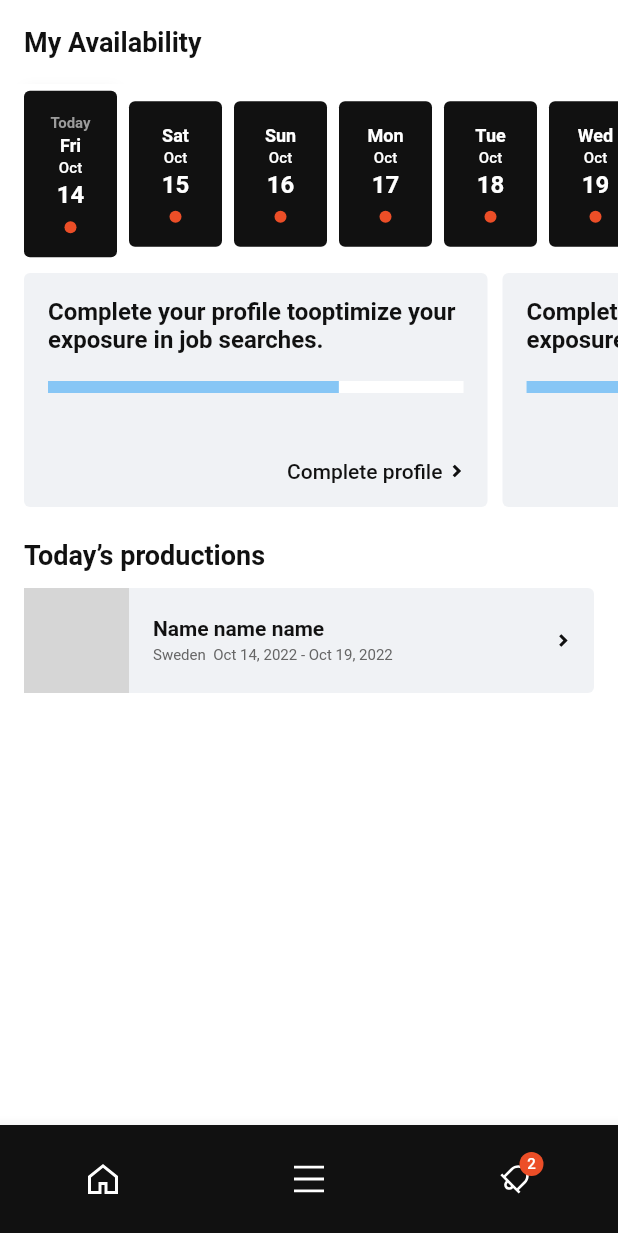
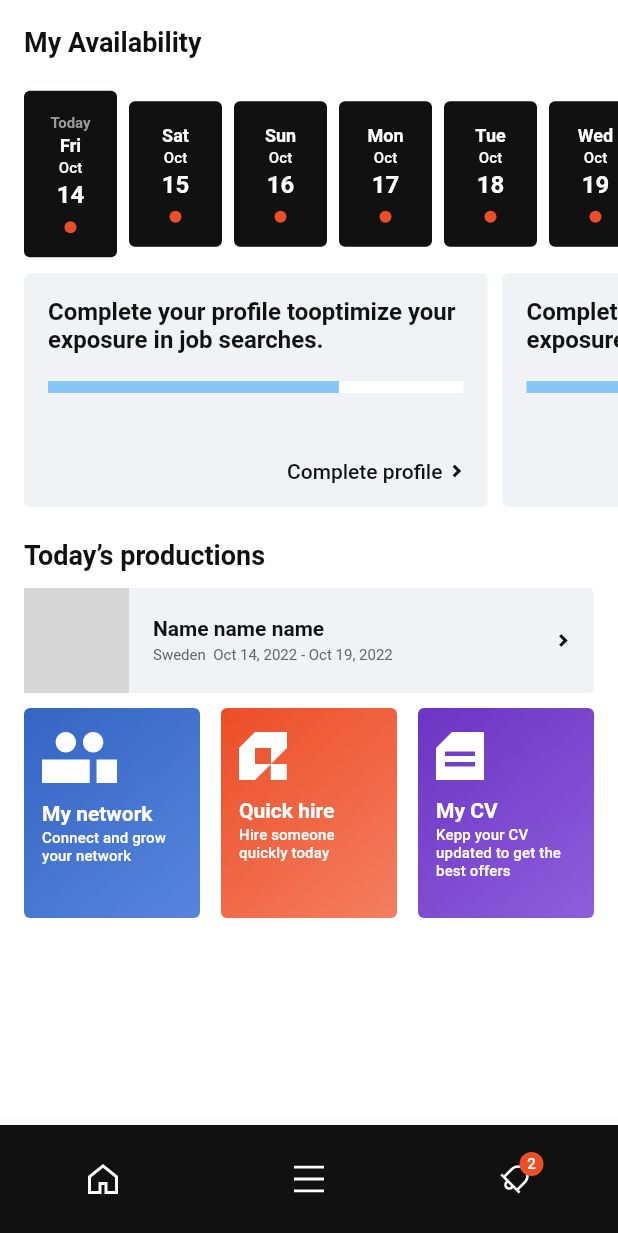
Before and after one commit to zatovagul/qyre_test_app, a Flutter app: the screen it shows after launch, on a phone screen of 412 x 824 dp. Shown: the top 1233 px of the screen. Run offline on Flutter 3.47's test engine with Material 2 defaults, Android fonts, the phone set to English and light mode, and no system bars; our stand-ins replace auto_route, equatable, flutter_bloc, flutter_svg, get_it, injectable; network calls fail; Roboto replaces fonts that are missing (Matter); grey boxes are pictures that could not be loaded.

Commit message:
Cards UI configuration

```diff
--- a/lib/constants/app_images.dart
+++ b/lib/constants/app_images.dart
@@ -5,6 +5,9 @@ class AppImages {
   static const menu = '$_svgDir/menu.svg';
   static const notification = '$_svgDir/notification.svg';
   static const arrowRight = '$_svgDir/arrow_right.svg';
+  static const qyre = '$_svgDir/qyre.svg';
+  static const document = '$_svgDir/document.svg';
+  static const persons = '$_svgDir/persons.svg';
 
   static const webImage = 'https://i.ibb.co/CsHLc0r/image-1.png';
 }
--- a/lib/l10n/app_en.arb
+++ b/lib/l10n/app_en.arb
@@ -4,5 +4,11 @@
   "today": "Today",
   "completeYourProfileTitle": "Complete your profile tooptimize your exposure in job searches.",
   "completeProfile": "Complete profile",
-  "todaysProduction": "Today’s productions"
+  "todaysProduction": "Today’s productions",
+  "myNetwork": "My network",
+  "connectYourNetwork": "Connect and grow your network",
+  "quickHire": "Quick hire",
+  "hireSomeone": "Hire someone quickly today",
+  "myCv": "My CV",
+  "keepYourCvUpdated": "Kepp your CV updated to get the best offers"
 }
--- /dev/null
+++ b/lib/ui/pages/home/components/gradient_card.dart
@@ -0,0 +1,63 @@
+import 'package:flutter/material.dart';
+import 'package:flutter_svg/svg.dart';
+
+class GradientCard extends StatelessWidget {
+  final String image;
+  final String title;
+  final String info;
+  final Color startColor;
+  final Color endColor;
+
+  const GradientCard({
+    super.key,
+    required this.image,
+    required this.title,
+    required this.info,
+    required this.startColor,
+    required this.endColor,
+  });
+
+  BoxDecoration _decoration() {
+    return BoxDecoration(
+      borderRadius: BorderRadius.circular(4),
+      gradient: LinearGradient(
+        colors: [startColor, endColor],
+        begin: const Alignment(-1, -1),
+        end: const Alignment(1, 1),
+      ),
+    );
+  }
+
+  @override
+  Widget build(BuildContext context) {
+    final theme = Theme.of(context);
+    final textTheme = theme.textTheme;
+    return Container(
+      height: 140,
+      decoration: _decoration(),
+      padding: const EdgeInsets.symmetric(
+        vertical: 16,
+        horizontal: 12,
+      ),
+      child: Column(
+        crossAxisAlignment: CrossAxisAlignment.start,
+        children: [
+          SvgPicture.asset(image),
+          const SizedBox(height: 12),
+          Text(
+            title,
+            style: textTheme.button,
+          ),
+          const SizedBox(height: 3),
+          Expanded(
+            child: Text(
+              info,
+              style: textTheme.subtitle2,
+              overflow: TextOverflow.fade,
+            ),
+          ),
+        ],
+      ),
+    );
+  }
+}
--- a/lib/ui/pages/home/home_tab.dart
+++ b/lib/ui/pages/home/home_tab.dart
@@ -12,6 +12,7 @@ import '../../utils/theme_mixin.dart';
 import '../../views/calendar/calendar_day_small_view.dart';
 import '../../views/calendar/calendar_day_view.dart';
 import '../../views/expand_stack.dart';
+import 'components/gradient_card.dart';
 import 'components/production_view.dart';
 import 'components/task_view.dart';
 
@@ -57,6 +58,7 @@ class _HomeTabState extends State<HomeTab> with ThemeMixin {
               _buildTasks(),
               _sizedBoxSliver(10),
               _buildProductions(),
+              _buildCards(),
               _sizedBoxSliver(500),
             ],
           ),
@@ -213,9 +215,51 @@ class _HomeTabState extends State<HomeTab> with ThemeMixin {
               name: 'Name name name',
               country: 'Sweden',
             ),
-          )
+          ),
+          const SizedBox(height: 10),
         ],
       ),
     );
   }
+
+  Widget _buildCards() {
+    return SliverToBoxAdapter(
+      child: Padding(
+        padding: const EdgeInsets.symmetric(horizontal: 16),
+        child: Row(
+          children: [
+            Expanded(
+              child: GradientCard(
+                image: AppImages.persons,
+                title: context.strings.myNetwork,
+                info: context.strings.connectYourNetwork,
+                startColor: colorScheme.tertiary,
+                endColor: colorScheme.onTertiary,
+              ),
+            ),
+            const SizedBox(width: 14),
+            Expanded(
+              child: GradientCard(
+                image: AppImages.qyre,
+                title: context.strings.quickHire,
+                info: context.strings.hireSomeone,
+                startColor: colorScheme.secondary,
+                endColor: colorScheme.onSecondary,
+              ),
+            ),
+            const SizedBox(width: 14),
+            Expanded(
+              child: GradientCard(
+                image: AppImages.document,
+                title: context.strings.myCv,
+                info: context.strings.keepYourCvUpdated,
+                startColor: colorScheme.surface,
+                endColor: colorScheme.onSurface,
+              ),
+            ),
+          ],
+        ),
+      ),
+    );
+  }
 }
```
Also changed, not shown: assets/svg/document.svg (added), assets/svg/persons.svg (added), assets/svg/qyre.svg (added), lib/l10n/generated/app_localizations.dart, lib/l10n/generated/app_localizations_en.dart.
